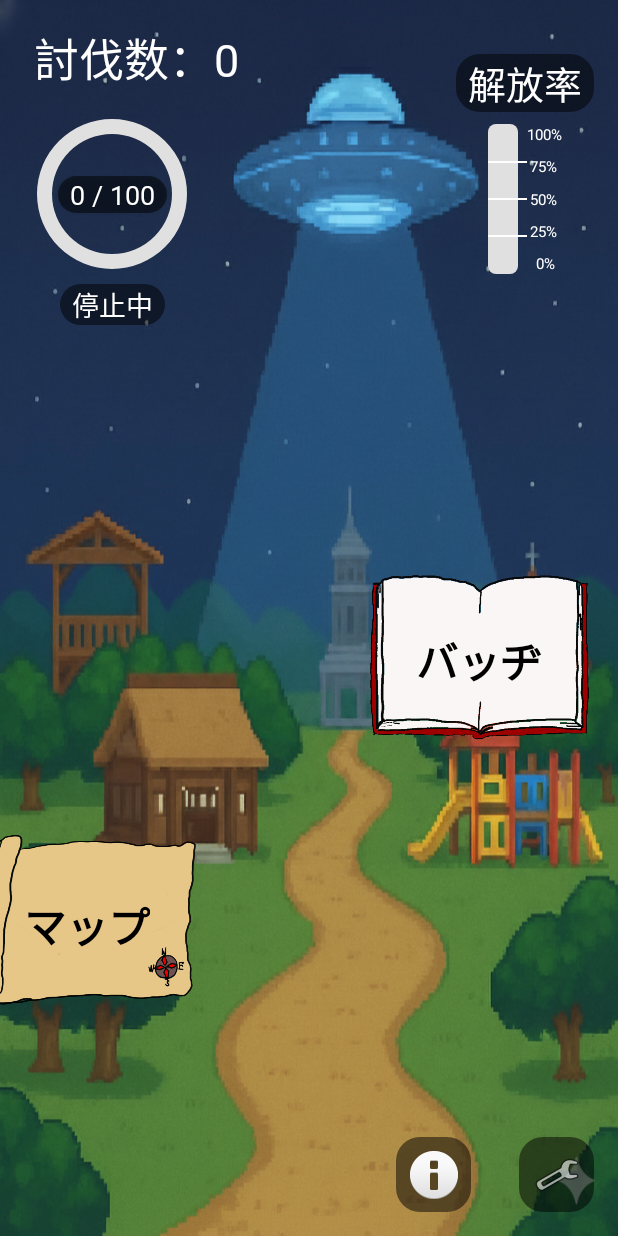
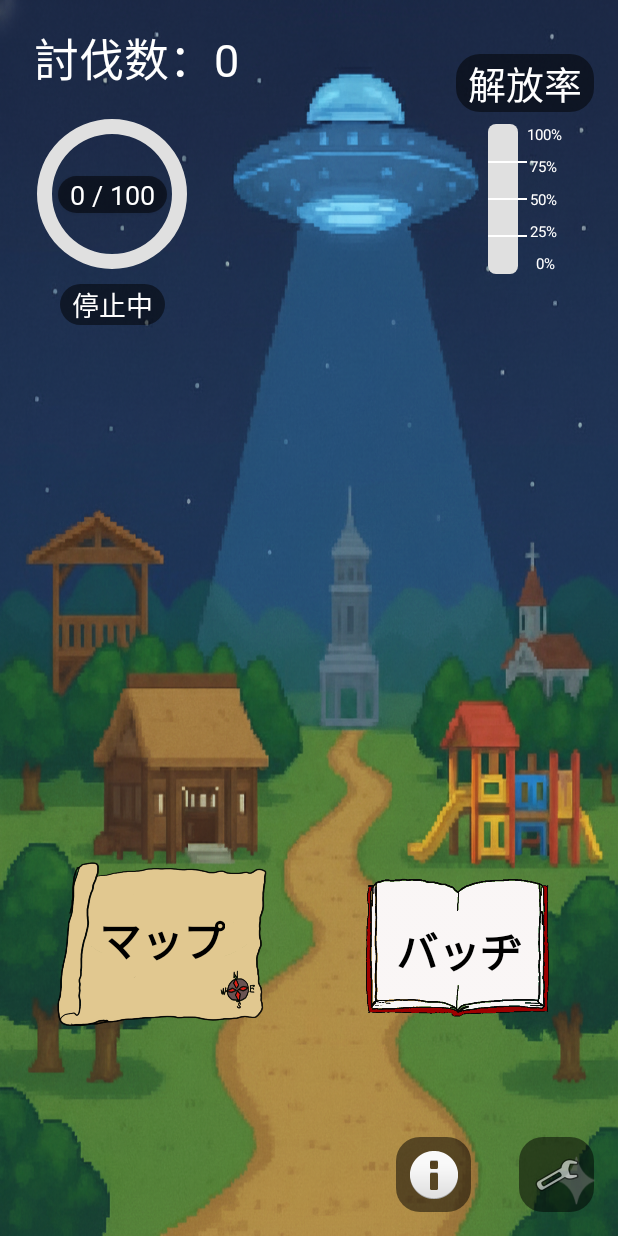
Before and after one commit to grreatmoon/PBL_Group1, an Android app: the screen it shows after launch (MainActivity), on a phone screen of 412 x 824 dp. Run offline under Robolectric (Android 15) with nearby library versions, the phone set to English and light mode, and no system bars; our stand-ins replace navigation-ui.

Commit message:
feat: ダイアログの連続表示防止/UI調整

```diff
--- a/app/src/main/res/layout/fragment_start.xml
+++ b/app/src/main/res/layout/fragment_start.xml
@@ -224,8 +224,10 @@
 
     <com.example.pbl_gruop1.AlphaThresholdImageButton
         android:id="@+id/to_map_button"
-        android:layout_width="250dp"
-        android:layout_height="187dp"
+        android:layout_width="192dp"
+        android:layout_height="171dp"
+        android:layout_marginStart="8dp"
+        android:layout_marginEnd="4dp"
         android:layout_marginBottom="100dp"
         android:background="@android:color/transparent"
         android:clickable="true"
@@ -234,15 +236,16 @@
         android:scaleType="centerCrop"
         android:src="@drawable/map_button_image"
         app:layout_constraintBottom_toBottomOf="parent"
-        app:layout_constraintDimensionRatio="W,1:1.5"
+        app:layout_constraintDimensionRatio="1:1.5"
         app:layout_constraintEnd_toStartOf="@+id/to_syougou_button"
-        app:layout_constraintStart_toStartOf="parent"
-        app:layout_constraintWidth_percent="0.50" />
+        app:layout_constraintHorizontal_weight="1"
+        app:layout_constraintStart_toStartOf="parent" />
 
     <TextView
         android:layout_width="wrap_content"
         android:layout_height="wrap_content"
         android:elevation="10dp"
+        android:fontFamily="@font/jf_dot_font"
         android:text="マップ"
         android:textColor="#000000"
         android:textSize="28sp"
@@ -252,15 +255,15 @@
         app:layout_constraintHorizontal_bias="0.502"
         app:layout_constraintStart_toStartOf="@+id/to_map_button"
         app:layout_constraintTop_toTopOf="@+id/to_map_button"
-        app:layout_constraintVertical_bias="0.407"
-        android:fontFamily="@font/jf_dot_font"/>
+        app:layout_constraintVertical_bias="0.407" />
 
     <com.example.pbl_gruop1.AlphaThresholdImageButton
         android:id="@+id/to_syougou_button"
-        android:layout_width="280dp"
-        android:layout_height="212dp"
-        android:layout_marginEnd="16dp"
-        android:layout_marginBottom="276dp"
+        android:layout_width="184dp"
+        android:layout_height="178dp"
+        android:layout_marginStart="4dp"
+        android:layout_marginEnd="8dp"
+        android:layout_marginBottom="100dp"
         android:background="@android:color/transparent"
         android:clickable="true"
         android:contentDescription="称号リストへ移動"
@@ -268,15 +271,16 @@
         android:scaleType="centerCrop"
         android:src="@drawable/title_list_button_image"
         app:layout_constraintBottom_toBottomOf="parent"
-        app:layout_constraintDimensionRatio="W,1:1.5"
+        app:layout_constraintDimensionRatio="1:1.5"
         app:layout_constraintEnd_toEndOf="parent"
-        app:layout_constraintStart_toEndOf="@+id/to_map_button"
-        app:layout_constraintWidth_percent="0.60" />
+        app:layout_constraintHorizontal_weight="1"
+        app:layout_constraintStart_toEndOf="@+id/to_map_button" />
 
     <TextView
         android:layout_width="wrap_content"
         android:layout_height="wrap_content"
         android:elevation="10dp"
+        android:fontFamily="@font/jf_dot_font"
         android:text="バッヂ"
         android:textColor="#000000"
         android:textSize="28sp"
@@ -286,8 +290,7 @@
         app:layout_constraintHorizontal_bias="0.48"
         app:layout_constraintStart_toStartOf="@+id/to_syougou_button"
         app:layout_constraintTop_toTopOf="@+id/to_syougou_button"
-        app:layout_constraintVertical_bias="0.491"
-        android:fontFamily="@font/jf_dot_font"/>
+        app:layout_constraintVertical_bias="0.491" />
 
     <ImageButton
         android:id="@+id/debug_button"
```
Also changed, not shown: app/src/main/java/com/example/pbl_gruop1/MapFragment.java (+9 -0 lines), app/src/main/java/com/example/pbl_gruop1/SyougouAdapter.java (+14 -0 lines), app/src/main/res/layout/dialog_area_info.xml (+16 -9 lines), app/src/main/res/drawable/map_button_image.png.
